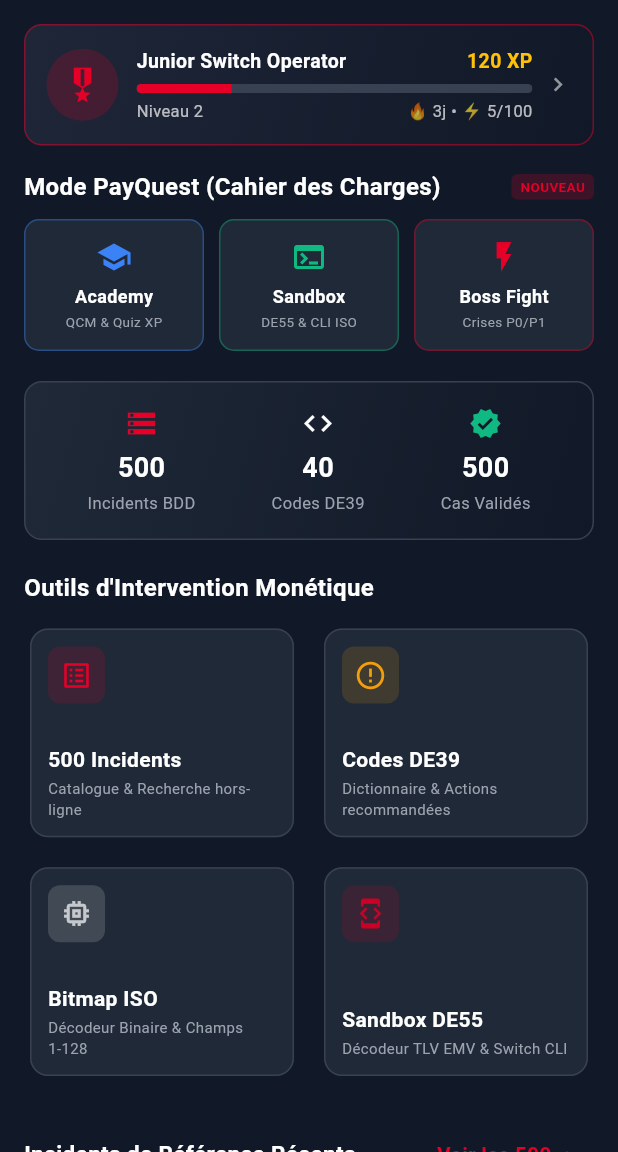
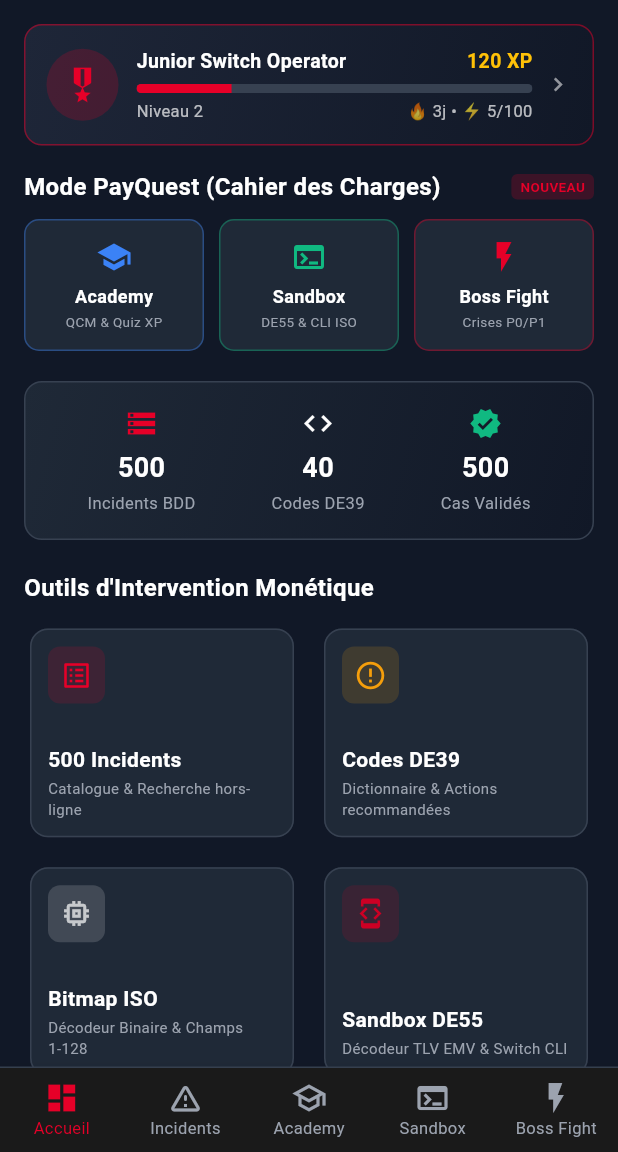
Before and after one commit to Mohamed-Oury/incident-hub, a Flutter app: the screen it shows after launch, on a phone screen of 412 x 824 dp, the part 84-1236 px from its top. Run offline on Flutter 3.47's test engine with Material 3 defaults, Android fonts, the phone set to English and light mode, and no system bars; our stand-ins replace sqflite; accounts and stored records are empty.

Commit message:
feat(mobile): ajout de la BottomNavigationBar avec onglets Academy, Sandbox et Boss Fight

```diff
--- /dev/null
+++ b/mobile/lib/features/main_navigation_screen.dart
@@ -0,0 +1,80 @@
+import 'package:flutter/material.dart';
+import '../core/theme/app_theme.dart';
+import 'home/home_screen.dart';
+import 'incidents/incident_list_screen.dart';
+import 'academy/academy_screen.dart';
+import 'sandbox/sandbox_screen.dart';
+import 'boss_fight/boss_fight_screen.dart';
+
+class MainNavigationScreen extends StatefulWidget {
+  const MainNavigationScreen({super.key});
+
+  @override
+  State<MainNavigationScreen> createState() => _MainNavigationScreenState();
+}
+
+class _MainNavigationScreenState extends State<MainNavigationScreen> {
+  int _currentIndex = 0;
+
+  final List<Widget> _screens = const [
+    HomeScreen(),
+    IncidentListScreen(),
+    AcademyScreen(),
+    SandboxScreen(),
+    BossFightScreen(),
+  ];
+
+  @override
+  Widget build(BuildContext context) {
+    return Scaffold(
+      body: IndexedStack(
+        index: _currentIndex,
+        children: _screens,
+      ),
+      bottomNavigationBar: Container(
+        decoration: const BoxDecoration(
+          border: Border(
+            top: BorderSide(color: AppTheme.borderDark, width: 1),
+          ),
+        ),
+        child: BottomNavigationBar(
+          currentIndex: _currentIndex,
+          onTap: (index) => setState(() => _currentIndex = index),
+          type: BottomNavigationBarType.fixed,
+          backgroundColor: AppTheme.darkSurface,
+          selectedItemColor: AppTheme.sgRed,
+          unselectedItemColor: AppTheme.textSecondary,
+          selectedFontSize: 11,
+          unselectedFontSize: 11,
+          items: const [
+            BottomNavigationBarItem(
+              icon: Icon(Icons.dashboard_outlined),
+              activeIcon: Icon(Icons.dashboard),
+              label: 'Accueil',
+            ),
+            BottomNavigationBarItem(
+              icon: Icon(Icons.warning_amber_rounded),
+              activeIcon: Icon(Icons.warning_rounded),
+              label: 'Incidents',
+            ),
+            BottomNavigationBarItem(
+              icon: Icon(Icons.school_outlined),
+              activeIcon: Icon(Icons.school),
+              label: 'Academy',
+            ),
+            BottomNavigationBarItem(
+              icon: Icon(Icons.terminal_outlined),
+              activeIcon: Icon(Icons.terminal),
+              label: 'Sandbox',
+            ),
+            BottomNavigationBarItem(
+              icon: Icon(Icons.flash_on_outlined),
+              activeIcon: Icon(Icons.flash_on),
+              label: 'Boss Fight',
+            ),
+          ],
+        ),
+      ),
+    );
+  }
+}
--- a/mobile/lib/main.dart
+++ b/mobile/lib/main.dart
@@ -1,7 +1,7 @@
 import 'package:flutter/material.dart';
 import 'core/database/app_database.dart';
 import 'core/theme/app_theme.dart';
-import 'features/home/home_screen.dart';
+import 'features/main_navigation_screen.dart';
 
 void main() async {
   WidgetsFlutterBinding.ensureInitialized();
@@ -21,7 +21,7 @@ class MOurIncidentHubApp extends StatelessWidget {
       title: 'M.OURY Incident Hub',
       debugShowCheckedModeBanner: false,
       theme: AppTheme.darkTheme,
-      home: const HomeScreen(),
+      home: const MainNavigationScreen(),
     );
   }
 }
```
